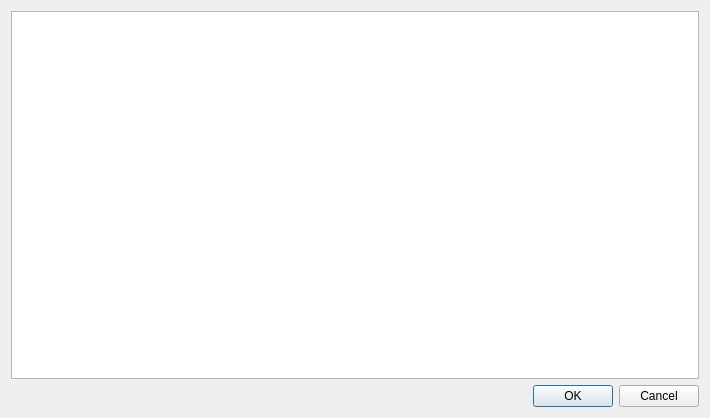
First picture: the form in modorganizer/src/overwriteinfodialog.ui, repository Holt59/mo2-merge, before the edit.
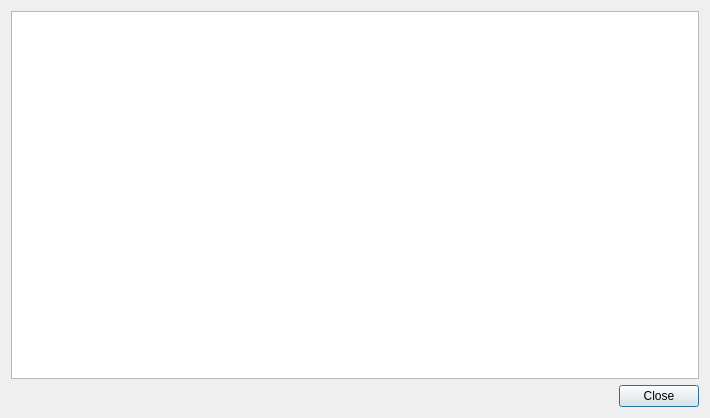
Second picture: the form after the edit.

What changed in the file:
```diff
--- a/modorganizer/src/overwriteinfodialog.ui
+++ b/modorganizer/src/overwriteinfodialog.ui
@@ -30,7 +30,7 @@
       <enum>Qt::Horizontal</enum>
      </property>
      <property name="standardButtons">
-      <set>QDialogButtonBox::Cancel|QDialogButtonBox::Ok</set>
+      <set>QDialogButtonBox::Close</set>
      </property>
     </widget>
    </item>
```
Left out of the diff: 9 changed lines with no effect on the pictures.
